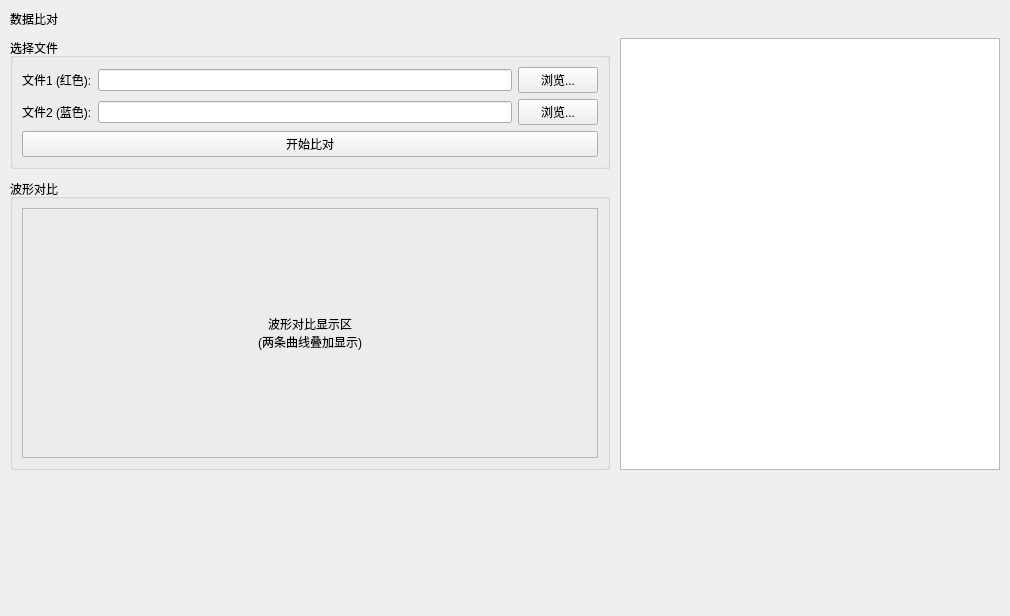
Old version of the form src/ui/compare_panel.ui in the repository IceSugarZxy/MARS-pro.
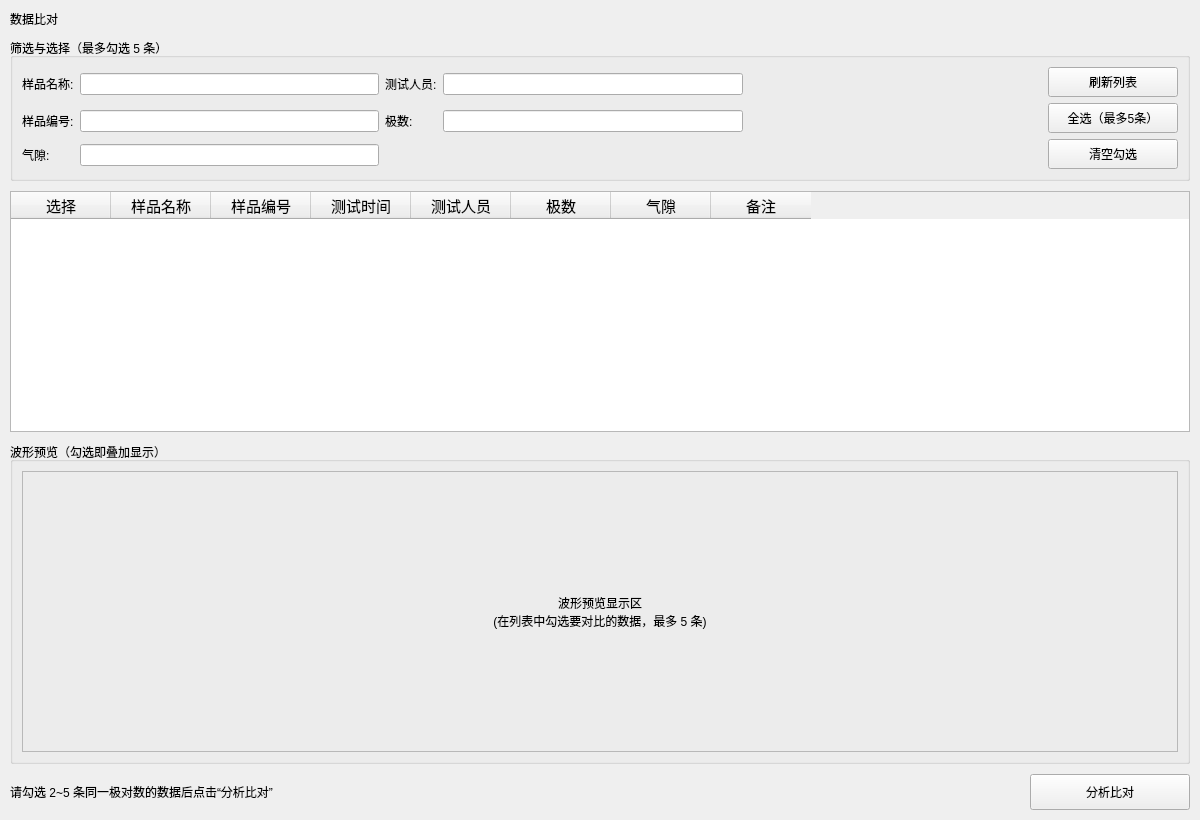
New version of the form.

Commit message:
feat: 数据比对面板改版（全量列表勾选 + 缺陷指纹四标签页）与文档同步
- 删除双文件选择，改为一次性列出 data/plot_data 下所有日期的数据，每行带勾选框（最多 5 条）；勾选即叠加预览、取消勾选即移除，支持筛选与「刷新列表 / 全选 / 清空勾选」
- 新增「分析比对」：勾选 2~5 条同一极对数数据后台重算，弹出「分析比对结果」四标签页（缺陷指纹 / 过零点差异 / 幅值差异 / 周期差异）
- 修复「清空勾选 / 全选」后预览波形未随之清除：QPushButton.clicked 的布尔值被 _on_clear_checked(redraw=...) 透传成 False，改用 lambda 吞掉并在全选清空后立即重绘
- 新增共用模块 core/defect_fingerprint.py、core/plot_data_reader.py 与 windows/fingerprint_dialog.py；历史数据面板共用 CSV 读取
- 同步 README.md、用户手册.md、代码结构说明.md

Diff of the .ui file:
```diff
--- a/src/ui/compare_panel.ui
+++ b/src/ui/compare_panel.ui
@@ -6,8 +6,8 @@
    <rect>
     <x>0</x>
     <y>0</y>
-    <width>900</width>
-    <height>616</height>
+    <width>1200</width>
+    <height>820</height>
    </rect>
   </property>
   <property name="windowTitle">
@@ -29,7 +29,7 @@
    <property name="spacing">
          <number>10</number>
    </property>
-   <item row="0" column="0" colspan="3">
+   <item row="0" column="0">
     <widget class="QLabel" name="panel_title">
      <property name="text">
       <string>数据比对</string>
@@ -39,12 +39,168 @@
      </property>
     </widget>
    </item>
-   <item row="1" column="3" rowspan="2">
-    <widget class="QTableWidget" name="result_table">
+   <item row="1" column="0">
+    <widget class="QGroupBox" name="search_group">
+     <property name="title">
+      <string>筛选与选择（最多勾选 5 条）</string>
+     </property>
+     <layout class="QGridLayout" name="search_layout">
+      <item row="0" column="0">
+       <widget class="QLabel" name="label_sample_name">
+        <property name="text">
+         <string>样品名称:</string>
+        </property>
+       </widget>
+      </item>
+      <item row="0" column="1">
+       <widget class="QLineEdit" name="sample_name_edit">
+        <property name="minimumSize">
+         <size>
+          <width>200</width>
+          <height>0</height>
+         </size>
+        </property>
+       </widget>
+      </item>
+      <item row="0" column="2">
+       <widget class="QLabel" name="label_tester">
+        <property name="text">
+         <string>测试人员:</string>
+        </property>
+       </widget>
+      </item>
+      <item row="0" column="3">
+       <widget class="QLineEdit" name="tester_edit">
+        <property name="minimumSize">
+         <size>
+          <width>200</width>
+          <height>0</height>
+         </size>
+        </property>
+       </widget>
+      </item>
+      <item row="1" column="0">
+       <widget class="QLabel" name="label_sample_code">
+        <property name="text">
+         <string>样品编号:</string>
+        </property>
+       </widget>
+      </item>
+      <item row="1" column="1">
+       <widget class="QLineEdit" name="sample_code_edit">
+        <property name="minimumSize">
+         <size>
+          <width>200</width>
+          <height>0</height>
+         </size>
+        </property>
+       </widget>
+      </item>
+      <item row="1" column="2">
+       <widget class="QLabel" name="label_polar_num">
+        <property name="text">
+         <string>极数:</string>
+        </property>
+       </widget>
+      </item>
+      <item row="1" column="3">
+       <widget class="QLineEdit" name="polar_num_edit">
+        <property name="minimumSize">
+         <size>
+          <width>200</width>
+          <height>0</height>
+         </size>
+        </property>
+       </widget>
+      </item>
+      <item row="2" column="0">
+       <widget class="QLabel" name="label_airgap">
+        <property name="text">
+         <string>气隙:</string>
+        </property>
+       </widget>
+      </item>
+      <item row="2" column="1">
+       <widget class="QLineEdit" name="airgap_edit">
+        <property name="minimumSize">
+         <size>
+          <width>200</width>
+          <height>0</height>
+         </size>
+        </property>
+       </widget>
+      </item>
+      <item row="0" column="4" rowspan="3">
+       <spacer name="search_spacer">
+        <property name="orientation">
+         <enum>Qt::Horizontal</enum>
+        </property>
+        <property name="sizeHint" stdset="0">
+         <size>
+          <width>40</width>
+          <height>20</height>
+         </size>
+        </property>
+       </spacer>
+      </item>
+      <item row="0" column="5" rowspan="3">
+       <layout class="QVBoxLayout" name="action_button_layout">
+        <item>
+         <widget class="QPushButton" name="btn_refresh">
+          <property name="minimumSize">
+           <size>
+            <width>130</width>
+            <height>30</height>
+           </size>
+          </property>
+          <property name="text">
+           <string>刷新列表</string>
+          </property>
+         </widget>
+        </item>
+        <item>
+         <widget class="QPushButton" name="btn_select_all">
+          <property name="minimumSize">
+           <size>
+            <width>130</width>
+            <height>30</height>
+           </size>
+          </property>
+          <property name="text">
+           <string>全选（最多5条）</string>
+          </property>
+         </widget>
+        </item>
+        <item>
+         <widget class="QPushButton" name="btn_clear">
+          <property name="minimumSize">
+           <size>
+            <width>130</width>
+            <height>30</height>
+           </size>
+          </property>
+          <property name="text">
+           <string>清空勾选</string>
+          </property>
+         </widget>
+        </item>
+       </layout>
+      </item>
+     </layout>
+    </widget>
+   </item>
+   <item row="2" column="0">
+    <widget class="QTableWidget" name="data_table">
+     <property name="sizePolicy">
+      <sizepolicy hsizetype="Expanding" vsizetype="Expanding">
+       <horstretch>0</horstretch>
+       <verstretch>3</verstretch>
+      </sizepolicy>
+     </property>
      <property name="minimumSize">
       <size>
-       <width>380</width>
-       <height>0</height>
+       <width>0</width>
+       <height>240</height>
       </size>
      </property>
      <property name="editTriggers">
@@ -55,18 +211,64 @@
      </property>
      <property name="font">
       <font>
-       <pointsize>12</pointsize>
+       <pointsize>11</pointsize>
       </font>
      </property>
      <attribute name="horizontalHeaderVisible">
       <bool>true</bool>
      </attribute>
+     <column>
+      <property name="text">
+       <string>选择</string>
+      </property>
+     </column>
+     <column>
+      <property name="text">
+       <string>样品名称</string>
+      </property>
+     </column>
+     <column>
+      <property name="text">
+       <string>样品编号</string>
+      </property>
+     </column>
+     <column>
+      <property name="text">
+       <string>测试时间</string>
+      </property>
+     </column>
+     <column>
+      <property name="text">
+       <string>测试人员</string>
+      </property>
+     </column>
+     <column>
+      <property name="text">
+       <string>极数</string>
+      </property>
+     </column>
+     <column>
+      <property name="text">
+       <string>气隙</string>
+      </property>
+     </column>
+     <column>
+      <property name="text">
+       <string>备注</string>
+      </property>
+     </column>
     </widget>
    </item>
-   <item row="2" column="0" colspan="3">
+   <item row="3" column="0">
     <widget class="QGroupBox" name="plot_group">
+     <property name="sizePolicy">
+      <sizepolicy hsizetype="Expanding" vsizetype="Expanding">
+       <horstretch>0</horstretch>
+       <verstretch>4</verstretch>
+      </sizepolicy>
+     </property>
      <property name="title">
-      <string>波形对比</string>
+      <string>波形预览（勾选即叠加显示）</string>
      </property>
      <layout class="QVBoxLayout" name="plot_layout">
       <item>
@@ -74,7 +276,7 @@
         <property name="minimumSize">
          <size>
           <width>0</width>
-          <height>250</height>
+          <height>240</height>
          </size>
         </property>
         <property name="frameShape">
@@ -84,8 +286,8 @@
          <enum>QFrame::Raised</enum>
         </property>
         <property name="text">
-         <string>波形对比显示区
-(两条曲线叠加显示)</string>
+         <string>波形预览显示区
+(在列表中勾选要对比的数据，最多 5 条)</string>
         </property>
         <property name="alignment">
          <set>Qt::AlignCenter</set>
@@ -95,74 +297,42 @@
      </layout>
     </widget>
    </item>
-   <item row="1" column="0" colspan="3">
-    <widget class="QGroupBox" name="file_group">
-     <property name="minimumSize">
-      <size>
-       <width>600</width>
-       <height>0</height>
-      </size>
-     </property>
-     <property name="title">
-      <string>选择文件</string>
-     </property>
-     <layout class="QGridLayout" name="file_layout">
-      <item row="0" column="0">
-       <widget class="QLabel" name="label_file1">
-        <property name="text">
-         <string>文件1 (红色):</string>
-        </property>
-       </widget>
-      </item>
-      <item row="0" column="1">
-       <widget class="QLineEdit" name="file1_edit"/>
-      </item>
-      <item row="0" column="2">
-       <widget class="QPushButton" name="file1_btn">
-        <property name="text">
-         <string>浏览...</string>
-        </property>
-       </widget>
-      </item>
-      <item row="1" column="0">
-       <widget class="QLabel" name="label_file2">
-        <property name="text">
-         <string>文件2 (蓝色):</string>
-        </property>
-       </widget>
-      </item>
-      <item row="1" column="1">
-       <widget class="QLineEdit" name="file2_edit"/>
-      </item>
-      <item row="1" column="2">
-       <widget class="QPushButton" name="file2_btn">
-        <property name="text">
-         <string>浏览...</string>
-        </property>
-       </widget>
-      </item>
-      <item row="2" column="0" colspan="3">
-       <widget class="QPushButton" name="compare_btn">
-        <property name="text">
-         <string>开始比对</string>
-        </property>
-       </widget>
-      </item>
-     </layout>
-    </widget>
-   </item>
-   <item row="3" column="0">
-    <spacer name="verticalSpacer">
-     <property name="orientation">
-      <enum>Qt::Vertical</enum>
-     </property>
-     <property name="sizeHint" stdset="0">
-      <size>
-       <width>20</width>
-       <height>0</height>
-      </size>
-     </property>
-    </spacer>
+   <item row="4" column="0">
+    <layout class="QHBoxLayout" name="bottom_layout">
+     <item>
+      <widget class="QLabel" name="status_label">
+       <property name="text">
+        <string>请勾选 2~5 条同一极对数的数据后点击“分析比对”</string>
+       </property>
+      </widget>
+     </item>
+     <item>
+      <spacer name="bottom_spacer">
+       <property name="orientation">
+        <enum>Qt::Horizontal</enum>
+       </property>
+       <property name="sizeHint" stdset="0">
+        <size>
+         <width>40</width>
+         <height>20</height>
+        </size>
+       </property>
+      </spacer>
+     </item>
+     <item>
+      <widget class="QPushButton" name="analyze_btn">
+       <property name="minimumSize">
+        <size>
+         <width>160</width>
+         <height>36</height>
+        </size>
+       </property>
+       <property name="text">
+        <string>分析比对</string>
+       </property>
+      </widget>
+     </item>
+    </layout>
    </item>
   </layout>
  </widget>
```
Left out of the diff: 10 changed lines with no effect on the pictures. The commit also changes 8 other files.
